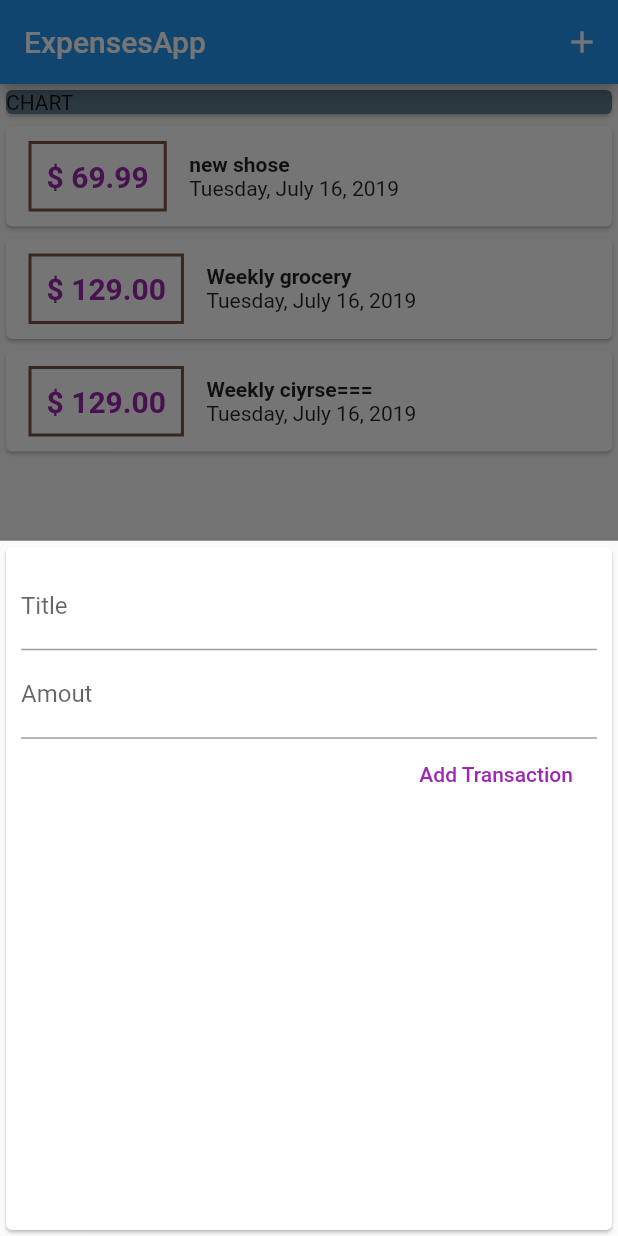
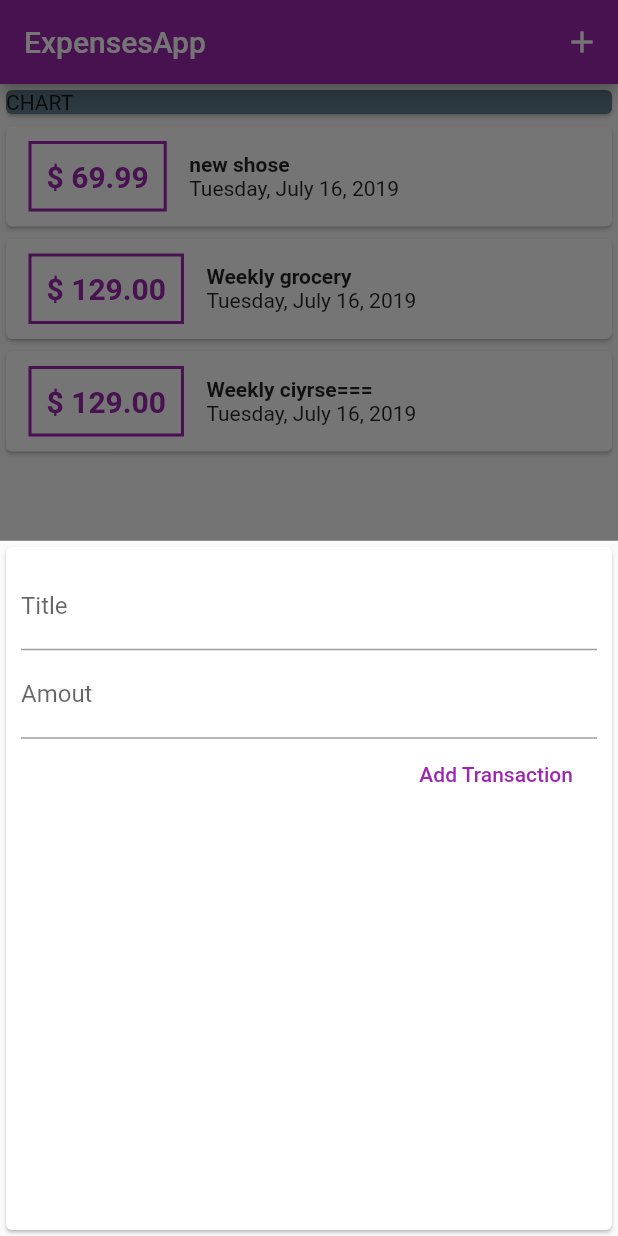
Before and after one commit to MinaSamirCap/flutterpro2, a Flutter app: the screen it shows after launch, after a tap on the "add" icon, on a phone screen of 412 x 824 dp. Run offline on Flutter 3.47's test engine with Material 2 defaults, Android fonts, the light colour scheme and no system bars.

Commit message:
used global theme

```diff
--- a/lib/updatedcourse/app1_espenses/app3.dart
+++ b/lib/updatedcourse/app1_espenses/app3.dart
@@ -7,7 +7,9 @@ import 'widgets/transaction_list.dart';
 class MyApp3 extends StatelessWidget {
   @override
   Widget build(BuildContext context) {
-    return MaterialApp(home: HomePageApp3());
+    return MaterialApp(
+      theme: ThemeData(primarySwatch: Colors.purple, accentColor: Colors.blue),
+      home: HomePageApp3());
   }
 }
 
@@ -42,8 +44,12 @@ class _HomePageApp3State extends State<HomePageApp3> {
     showModalBottomSheet(
         context: ctx,
         builder: (_) {
-          return NewTransaction(
-            addNewTransaction: _addNewTransaction,
+          return GestureDetector(
+            onTap: () {},
+            behavior: HitTestBehavior.opaque,
+            child: NewTransaction(
+              addNewTransaction: _addNewTransaction,
+            ),
           );
         });
   }
--- a/lib/updatedcourse/app1_espenses/widgets/transaction_list.dart
+++ b/lib/updatedcourse/app1_espenses/widgets/transaction_list.dart
@@ -21,13 +21,14 @@ class TransactionList extends StatelessWidget {
               Container(
                 margin: EdgeInsets.symmetric(vertical: 10, horizontal: 15),
                 decoration: BoxDecoration(
-                    border: Border.all(color: Colors.brown, width: 2)),
+                    border: Border.all(
+                        color: Theme.of(context).primaryColor, width: 2)),
                 child: Text(
                   '\$ ${item.amount.toStringAsFixed(2)}',
                   style: TextStyle(
                       fontWeight: FontWeight.bold,
                       fontSize: 20,
-                      color: Colors.purple),
+                      color: Theme.of(context).primaryColor),
                 ),
                 padding: EdgeInsets.all(10),
               ),
```
